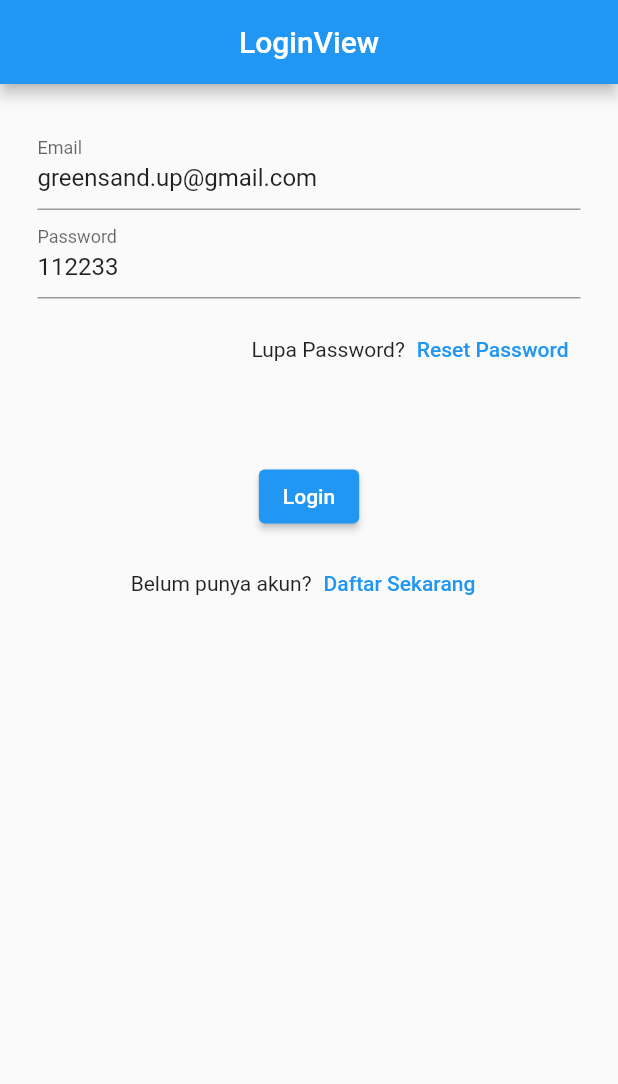
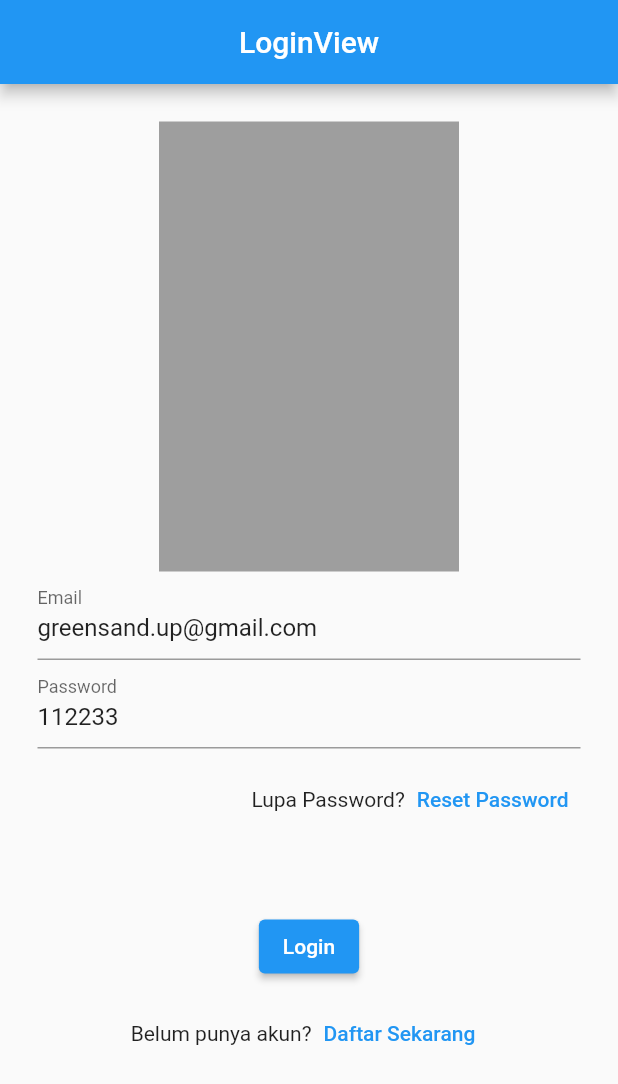
Before and after one commit to frwnn/manu_kopi, a Flutter app: the screen it shows after launch, on a phone screen of 412 x 824 dp. Shown: the top 1084 px of the screen. Run offline on Flutter 3.47's test engine with Material 2 defaults, Android fonts, the phone set to English and light mode, and no system bars; our stand-ins replace firebase_auth, firebase_core, get; accounts and stored records are empty.

Commit message:
login images

```diff
--- a/lib/app/modules/login/views/login_view.dart
+++ b/lib/app/modules/login/views/login_view.dart
@@ -19,6 +19,11 @@ class LoginView extends GetView<AuthController> {
           padding: const EdgeInsets.all(25),
           child: Column(
             children: [
+              Container(
+                height: 300,
+                width: 200,
+                color: Colors.grey,
+              ),
               TextField(
                   controller: emailC,
                   decoration: InputDecoration(labelText: "Email")),
```
